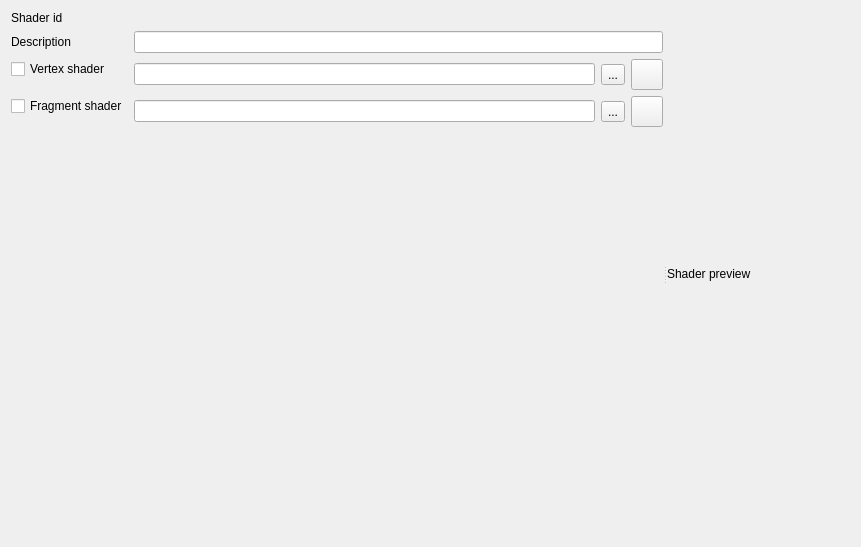
The window that src/widgets/shader_editor.ui (Kangie/solarus) describes before a commit, drawn with Qt 5.
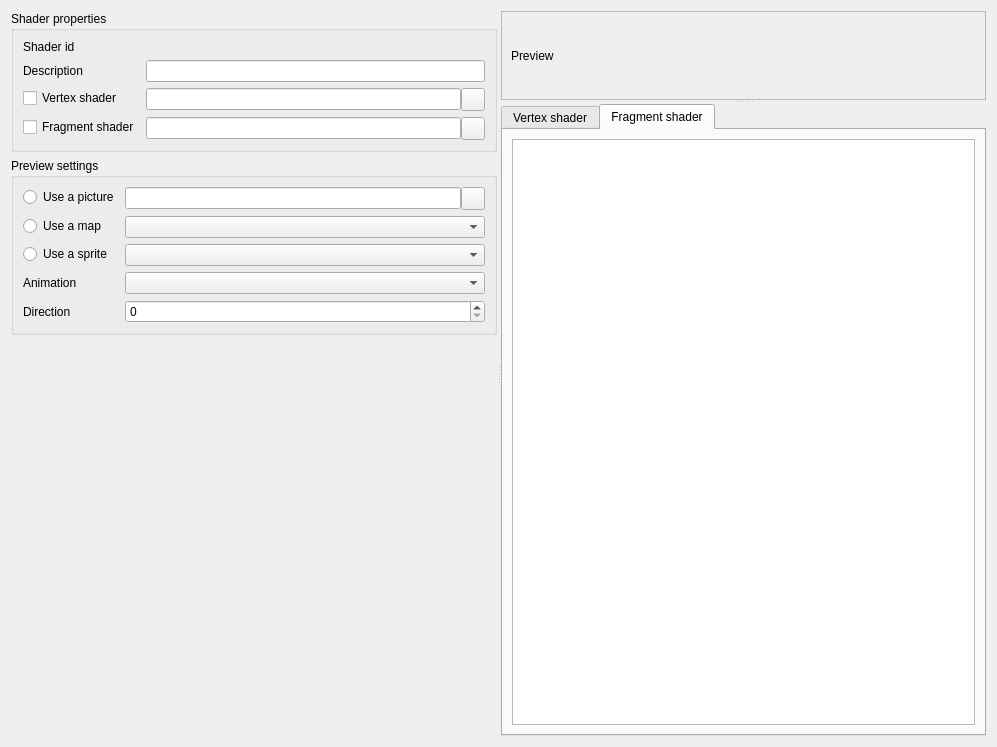
The same window after the commit. Icons and pictures are not drawn.

What changed in the file:
```diff
--- a/src/widgets/shader_editor.ui
+++ b/src/widgets/shader_editor.ui
@@ -6,24 +6,27 @@
    <rect>
     <x>0</x>
     <y>0</y>
-    <width>861</width>
-    <height>547</height>
+    <width>997</width>
+    <height>747</height>
    </rect>
   </property>
   <property name="windowTitle">
    <string>Form</string>
   </property>
-  <layout class="QVBoxLayout" name="verticalLayout">
+  <layout class="QVBoxLayout" name="verticalLayout_6">
    <item>
-    <widget class="QSplitter" name="splitter">
+    <widget class="QSplitter" name="splitter_2">
      <property name="orientation">
       <enum>Qt::Horizontal</enum>
      </property>
-     <widget class="QWidget" name="layoutWidget">
-      <layout class="QFormLayout" name="shader_properties_layout">
-       <property name="fieldGrowthPolicy">
-        <enum>QFormLayout::ExpandingFieldsGrow</enum>
-       </property>
+     <widget class="QWidget" name="">
+      <layout class="QVBoxLayout" name="verticalLayout_5">
+       <item>
+        <widget class="QGroupBox" name="groupBox">
+         <property name="title">
+          <string>Shader properties</string>
+         </property>
+         <layout class="QFormLayout" name="formLayout">
        <item row="0" column="0">
         <widget class="QLabel" name="shader_id_label">
          <property name="toolTip">
@@ -67,8 +70,18 @@
          </property>
         </widget>
        </item>
+          <item row="2" column="0">
+           <widget class="QCheckBox" name="vertex_file_check_box">
+            <property name="text">
+             <string>Vertex shader</string>
+            </property>
+           </widget>
+          </item>
        <item row="2" column="1">
         <layout class="QHBoxLayout" name="horizontal_layout">
+            <property name="spacing">
+             <number>0</number>
+            </property>
          <item>
           <widget class="QLineEdit" name="vertex_file_field">
            <property name="readOnly">
@@ -79,26 +92,6 @@
          <item>
           <widget class="QToolButton" name="vertex_file_browse_button">
            <property name="toolTip">
-            <string>Browse vertex shader file</string>
-           </property>
-           <property name="text">
-            <string>...</string>
-           </property>
-           <property name="icon">
-            <iconset resource="../../resources/images.qrc">
-             <normaloff>:/images/icon_open.png</normaloff>:/images/icon_open.png</iconset>
-           </property>
-           <property name="iconSize">
-            <size>
-             <width>24</width>
-             <height>24</height>
-            </size>
-           </property>
-          </widget>
-         </item>
-         <item>
-          <widget class="QToolButton" name="vertex_file_edit_button">
-           <property name="toolTip">
             <string>Edit vertex shader file</string>
            </property>
            <property name="text">
@@ -106,20 +99,24 @@
            </property>
            <property name="icon">
             <iconset resource="../../resources/images.qrc">
-             <normaloff>:/images/icon_edit.png</normaloff>:/images/icon_edit.png</iconset>
-           </property>
-           <property name="iconSize">
-            <size>
-             <width>24</width>
-             <height>24</height>
-            </size>
+                <normaloff>:/images/icon_open.png</normaloff>:/images/icon_open.png</iconset>
            </property>
           </widget>
          </item>
         </layout>
        </item>
+          <item row="3" column="0">
+           <widget class="QCheckBox" name="fragment_file_check_box">
+            <property name="text">
+             <string>Fragment shader</string>
+            </property>
+           </widget>
+          </item>
        <item row="3" column="1">
         <layout class="QHBoxLayout" name="horizontal_layout_2">
+            <property name="spacing">
+             <number>0</number>
+            </property>
          <item>
           <widget class="QLineEdit" name="fragment_file_field">
            <property name="readOnly">
@@ -130,26 +127,6 @@
          <item>
           <widget class="QToolButton" name="fragment_file_browse_button">
            <property name="toolTip">
-            <string>Browse fragment shader file</string>
-           </property>
-           <property name="text">
-            <string>...</string>
-           </property>
-           <property name="icon">
-            <iconset resource="../../resources/images.qrc">
-             <normaloff>:/images/icon_open.png</normaloff>:/images/icon_open.png</iconset>
-           </property>
-           <property name="iconSize">
-            <size>
-             <width>24</width>
-             <height>24</height>
-            </size>
-           </property>
-          </widget>
-         </item>
-         <item>
-          <widget class="QToolButton" name="fragment_file_edit_button">
-           <property name="toolTip">
             <string>Edit fragment shader file</string>
            </property>
            <property name="text">
@@ -157,38 +134,170 @@
            </property>
            <property name="icon">
             <iconset resource="../../resources/images.qrc">
-             <normaloff>:/images/icon_edit.png</normaloff>:/images/icon_edit.png</iconset>
-           </property>
-           <property name="iconSize">
-            <size>
-             <width>24</width>
-             <height>24</height>
-            </size>
-           </property>
+                <normaloff>:/images/icon_open.png</normaloff>:/images/icon_open.png</iconset>
+              </property>
           </widget>
          </item>
         </layout>
        </item>
-       <item row="3" column="0">
-        <widget class="QCheckBox" name="fragment_file_check_box">
+         </layout>
+        </widget>
+       </item>
+       <item>
+        <widget class="QGroupBox" name="groupBox_2">
+         <property name="title">
+          <string>Preview settings</string>
+         </property>
+         <layout class="QVBoxLayout" name="verticalLayout_4">
+          <item>
+           <layout class="QFormLayout" name="formLayout_2">
+            <item row="0" column="0">
+             <widget class="QRadioButton" name="radioButton">
          <property name="text">
-          <string>Fragment shader</string>
+               <string>Use a picture</string>
          </property>
         </widget>
        </item>
+            <item row="0" column="1">
+             <layout class="QHBoxLayout" name="horizontal_layout_3">
+              <property name="spacing">
+               <number>0</number>
+              </property>
+              <item>
+               <widget class="QLineEdit" name="vertex_file_field_2">
+                <property name="readOnly">
+                 <bool>true</bool>
+                </property>
+               </widget>
+              </item>
+              <item>
+               <widget class="QToolButton" name="vertex_file_edit_button_2">
+                <property name="toolTip">
+                 <string>Edit vertex shader file</string>
+                </property>
+                <property name="text">
+                 <string/>
+                </property>
+                <property name="icon">
+                 <iconset resource="../../resources/images.qrc">
+                  <normaloff>:/images/icon_open.png</normaloff>:/images/icon_open.png</iconset>
+                </property>
+               </widget>
+              </item>
+             </layout>
+            </item>
        <item row="2" column="0">
-        <widget class="QCheckBox" name="vertex_file_check_box">
+             <widget class="QRadioButton" name="radioButton_3">
          <property name="text">
-          <string>Vertex shader</string>
+               <string>Use a map</string>
          </property>
         </widget>
        </item>
-      </layout>
-     </widget>
+            <item row="2" column="1">
+             <widget class="QComboBox" name="comboBox_2"/>
+            </item>
+            <item row="3" column="0">
+             <widget class="QRadioButton" name="radioButton_2">
+              <property name="text">
+               <string>Use a sprite</string>
+              </property>
+             </widget>
+            </item>
+            <item row="3" column="1">
+             <widget class="QComboBox" name="comboBox"/>
+            </item>
+            <item row="4" column="0">
      <widget class="QLabel" name="label">
       <property name="text">
-       <string>Shader preview</string>
-      </property>
+               <string>Animation</string>
+              </property>
+             </widget>
+            </item>
+            <item row="4" column="1">
+             <widget class="QComboBox" name="comboBox_3"/>
+            </item>
+            <item row="5" column="0">
+             <widget class="QLabel" name="label_3">
+              <property name="text">
+               <string>Direction</string>
+              </property>
+             </widget>
+            </item>
+            <item row="5" column="1">
+             <widget class="QSpinBox" name="spinBox"/>
+            </item>
+           </layout>
+          </item>
+         </layout>
+        </widget>
+       </item>
+       <item>
+        <spacer name="verticalSpacer">
+         <property name="orientation">
+          <enum>Qt::Vertical</enum>
+         </property>
+         <property name="sizeHint" stdset="0">
+          <size>
+           <width>20</width>
+           <height>40</height>
+          </size>
+         </property>
+        </spacer>
+       </item>
+      </layout>
+     </widget>
+     <widget class="QSplitter" name="splitter">
+      <property name="orientation">
+       <enum>Qt::Vertical</enum>
+      </property>
+      <widget class="QFrame" name="frame_2">
+       <property name="sizePolicy">
+        <sizepolicy hsizetype="Expanding" vsizetype="Expanding">
+         <horstretch>0</horstretch>
+         <verstretch>0</verstretch>
+        </sizepolicy>
+       </property>
+       <property name="frameShape">
+        <enum>QFrame::StyledPanel</enum>
+       </property>
+       <property name="frameShadow">
+        <enum>QFrame::Raised</enum>
+       </property>
+       <layout class="QVBoxLayout" name="verticalLayout">
+        <item>
+         <widget class="QLabel" name="label_2">
+          <property name="text">
+           <string>Preview</string>
+          </property>
+         </widget>
+        </item>
+       </layout>
+      </widget>
+      <widget class="QTabWidget" name="tabWidget_3">
+       <property name="currentIndex">
+        <number>1</number>
+       </property>
+       <widget class="QWidget" name="tabWidget_3Page1" native="true">
+        <attribute name="title">
+         <string>Vertex shader</string>
+        </attribute>
+        <layout class="QVBoxLayout" name="verticalLayout_2">
+         <item>
+          <widget class="QPlainTextEdit" name="plainTextEdit"/>
+         </item>
+        </layout>
+       </widget>
+       <widget class="QWidget" name="tab">
+        <attribute name="title">
+         <string>Fragment shader</string>
+        </attribute>
+        <layout class="QVBoxLayout" name="verticalLayout_3">
+         <item>
+          <widget class="QPlainTextEdit" name="plainTextEdit_2"/>
+         </item>
+        </layout>
+       </widget>
+      </widget>
      </widget>
     </widget>
    </item>
```
Left out of the diff: 1 changed line with no effect on the pictures. Lines whose indentation alone changed are shown as unchanged.
